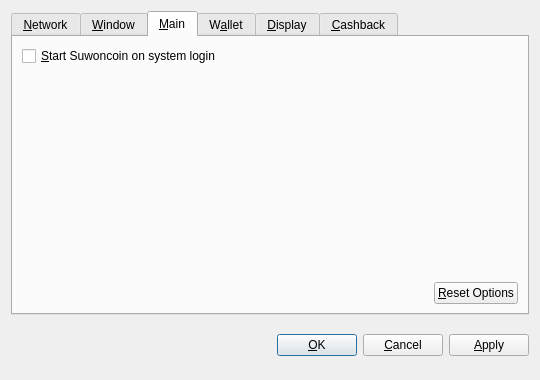
gwangjin2/gwangcoin-core, file src/qt/forms/optionsdialog.ui: the form before one commit.
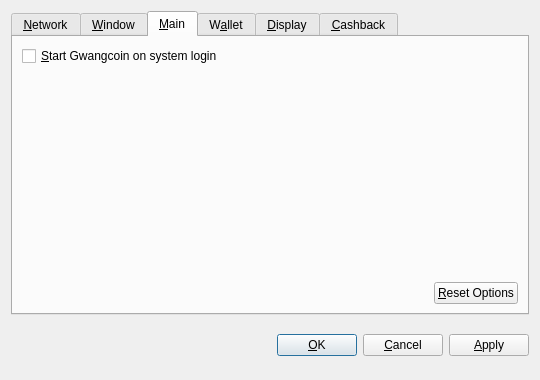
The form after the commit. The open tabs and pages were chosen to show the change. Custom widgets are drawn as their Qt base class.

Diff of the .ui file:
```diff
--- a/src/qt/forms/optionsdialog.ui
+++ b/src/qt/forms/optionsdialog.ui
@@ -208,7 +208,7 @@
           <string>Automatically start Litecoin after logging in to the system.</string>
          </property>
          <property name="text">
-          <string>&amp;Start Suwoncoin on system login</string>
+          <string>&amp;Start Gwangcoin on system login</string>
          </property>
         </widget>
        </item>
```
